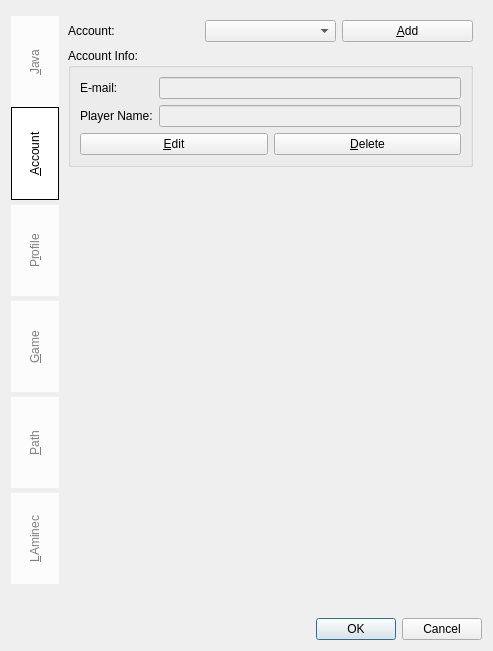
Above: Kaminec/UI/preference.ui from kaniol-lck/Kaminec before the change. Below: the same form after it.
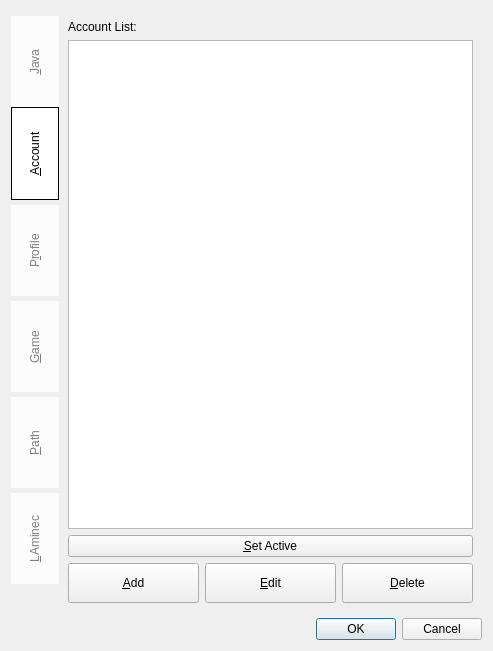
That is the form after the change. The open tabs and pages were chosen to show the change.

Commit message: Changed account list style.

Patch:
```diff
--- a/Kaminec/UI/preference.ui
+++ b/Kaminec/UI/preference.ui
@@ -242,95 +242,87 @@
       <attribute name="title">
        <string>&amp;Account</string>
       </attribute>
-      <layout class="QVBoxLayout" name="verticalLayout_3">
-       <item>
+      <layout class="QGridLayout" name="gridLayout_4">
+       <item row="3" column="0">
         <layout class="QHBoxLayout" name="horizontalLayout_7">
-         <item>
-          <widget class="QLabel" name="account_label">
-           <property name="text">
-            <string>Account:</string>
-           </property>
-          </widget>
-         </item>
-         <item>
-          <widget class="QComboBox" name="accounts_cb"/>
-         </item>
          <item>
           <widget class="QPushButton" name="addAccount_pb">
+           <property name="sizePolicy">
+            <sizepolicy hsizetype="Preferred" vsizetype="Fixed">
+             <horstretch>0</horstretch>
+             <verstretch>0</verstretch>
+            </sizepolicy>
+           </property>
+           <property name="minimumSize">
+            <size>
+             <width>0</width>
+             <height>40</height>
+            </size>
+           </property>
            <property name="text">
             <string>&amp;Add</string>
            </property>
           </widget>
          </item>
+         <item>
+          <widget class="QPushButton" name="editAccount_pb">
+           <property name="minimumSize">
+            <size>
+             <width>0</width>
+             <height>40</height>
+            </size>
+           </property>
+           <property name="text">
+            <string>&amp;Edit</string>
+           </property>
+          </widget>
+         </item>
+         <item>
+          <widget class="QPushButton" name="deleteAccount_pb">
+           <property name="minimumSize">
+            <size>
+             <width>0</width>
+             <height>40</height>
+            </size>
+           </property>
+           <property name="text">
+            <string>&amp;Delete</string>
+           </property>
+          </widget>
+         </item>
         </layout>
        </item>
-       <item>
-        <widget class="QGroupBox" name="groupBox_3">
-         <property name="title">
-          <string>Account Info:</string>
+       <item row="0" column="0">
+        <widget class="QLabel" name="account_label">
+         <property name="text">
+          <string>Account List:</string>
          </property>
-         <layout class="QGridLayout" name="gridLayout_6">
-          <item row="0" column="0" colspan="2">
-           <layout class="QGridLayout" name="gridLayout_4">
-            <item row="0" column="0">
-             <widget class="QLabel" name="email_label">
-              <property name="text">
-               <string>E-mail:</string>
-              </property>
-             </widget>
-            </item>
-            <item row="0" column="1">
-             <widget class="QLineEdit" name="email_le">
-              <property name="enabled">
-               <bool>false</bool>
-              </property>
-             </widget>
-            </item>
-            <item row="1" column="0">
-             <widget class="QLabel" name="playerName_label">
-              <property name="text">
-               <string>Player Name:</string>
-              </property>
-             </widget>
-            </item>
-            <item row="1" column="1">
-             <widget class="QLineEdit" name="playerName_le">
-              <property name="enabled">
-               <bool>false</bool>
-              </property>
-             </widget>
-            </item>
-           </layout>
-          </item>
-          <item row="1" column="0">
-           <widget class="QPushButton" name="editAccount_pb">
-            <property name="text">
-             <string>&amp;Edit</string>
-            </property>
-           </widget>
-          </item>
-          <item row="1" column="1">
-           <widget class="QPushButton" name="deleteAccount_pb">
-            <property name="text">
-             <string>&amp;Delete</string>
-            </property>
-           </widget>
-          </item>
-         </layout>
         </widget>
        </item>
-       <item>
-        <spacer name="verticalSpacer_2">
-         <property name="orientation">
-          <enum>Qt::Vertical</enum>
+       <item row="1" column="0">
+        <widget class="QTableView" name="accounts_tableView">
+         <property name="styleSheet">
+          <string notr="true">QTableView::item:selected{
+	background-color: rgb(162, 162, 162);
+}</string>
          </property>
-         <property name="sizeHint" stdset="0">
-          <size>
-           <width>20</width>
-           <height>408</height>
-          </size>
+         <property name="editTriggers">
+          <set>QAbstractItemView::NoEditTriggers</set>
          </property>
-        </spacer>
+         <property name="selectionMode">
+          <enum>QAbstractItemView::SingleSelection</enum>
+         </property>
+         <property name="selectionBehavior">
+          <enum>QAbstractItemView::SelectRows</enum>
+         </property>
+        </widget>
+       </item>
+       <item row="2" column="0">
+        <widget class="QPushButton" name="setActive_pb">
+         <property name="text">
+          <string>&amp;Set Active</string>
+         </property>
+        </widget>
        </item>
       </layout>
      </widget>
```
Left out of the diff: 2 changed lines with no effect on the pictures. The commit also changes 6 other files.
